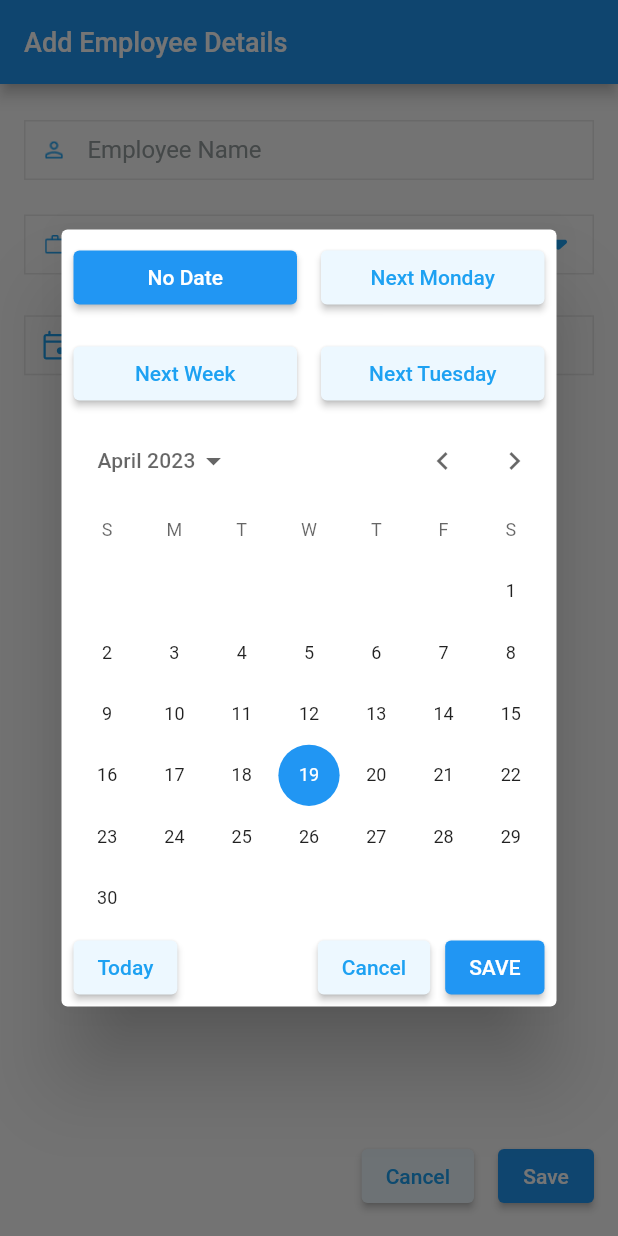
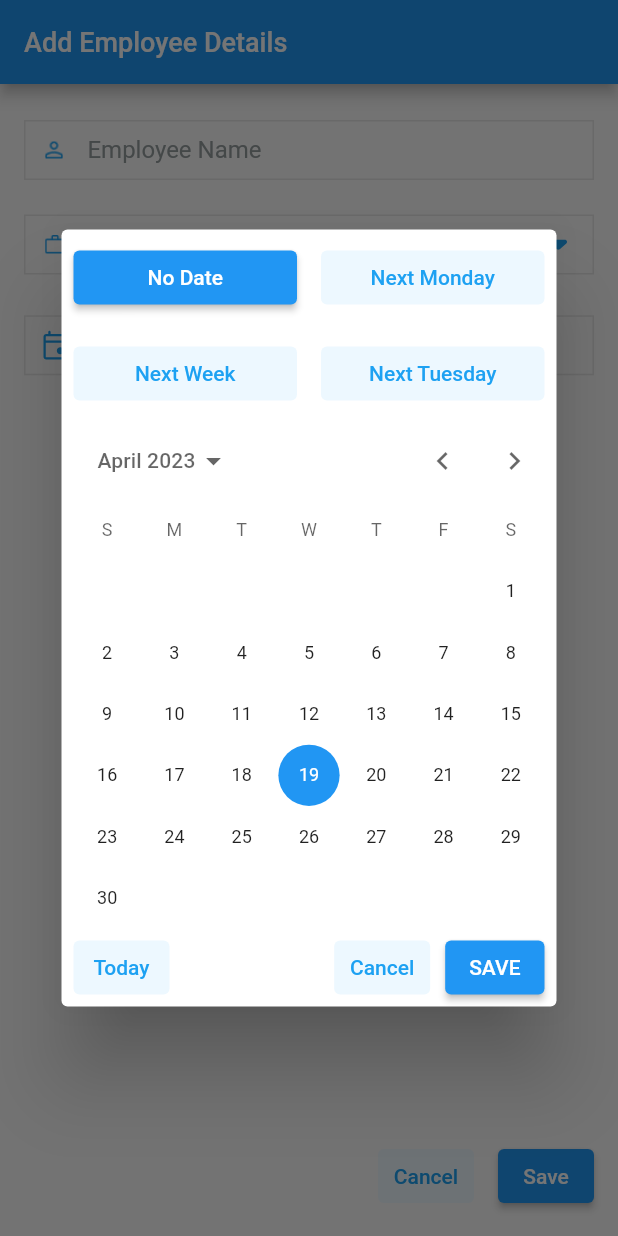
Before and after one commit to imofidul/employee_management, a Flutter app: the AddOrUpdateEmployeeScreen screen opened directly, after a tap on "Today", on a phone screen of 412 x 824 dp. Run offline on Flutter 3.47's test engine with Material 2 defaults, Android fonts, the phone set to English and light mode, and no system bars; our stand-ins replace flutter_svg, fluttertoast, google_fonts, sqflite; accounts and stored records are empty.

Commit message:
minor issues fixed

```diff
--- a/lib/app_util.dart
+++ b/lib/app_util.dart
@@ -79,6 +79,8 @@ class AppText{
   static String roleFlutterDeveloper="Flutter Developer";
   static String roleQA="QA Tester";
   static String roleProductOwner="Product Owner";
+  static String updateButtonText="Update";
+  static String noDate="No date";
 
 
 }
--- a/lib/views/add_employee_screen.dart
+++ b/lib/views/add_employee_screen.dart
@@ -31,9 +31,9 @@ class _AddOrUpdateEmployeeScreenState extends State<AddOrUpdateEmployeeScreen> {
   Future<DateTime?> getDateTime()async{
     DateTime now = DateTime.now();
     DateTime firstDate =
-    now.subtract(const Duration(days: 3650));
+    now.subtract(const Duration(days: 36500));
     DateTime lastDate =
-    now.add(const Duration(days: 3650));
+    now.add(const Duration(days: 36500));
 
    /// [showDatePickerCustom] is custom dialog created from framework copied and edited
     DateTime? dateTime=await showDatePickerCustom(
@@ -44,6 +44,26 @@ class _AddOrUpdateEmployeeScreenState extends State<AddOrUpdateEmployeeScreen> {
       confirmText: "SAVE",
       cancelText: "CANCEL"
     );
+
+
+
+    if(dateTime!=null) {
+
+      DateTime dateTimeCurrent=DateTime.now();
+      Duration duration=dateTimeCurrent.difference(dateTime);
+      ///Selected no date from Dialog
+     if( (duration.inDays/365)>900){
+       employmentToDate = null;
+       employmentToDateFormatted = "";
+       setState(() {
+
+       });
+       return null;
+     }
+
+
+    }
+
     return dateTime;
   }
   ///Set existing employee details if available
@@ -319,7 +339,7 @@ class _AddOrUpdateEmployeeScreenState extends State<AddOrUpdateEmployeeScreen> {
                                 child: SvgPicture.asset(
                                     "./assets/svg/calender_icon.svg"),
                               ),
-                              Text(employmentToDateFormatted.isEmpty?"No date":employmentToDateFormatted,style: employmentToDateFormatted.isEmpty?unselectedStyleSmall:formValueStyleSmall,),
+                              Text(employmentToDateFormatted.isEmpty?AppText.noDate:employmentToDateFormatted,style: employmentToDateFormatted.isEmpty?unselectedStyleSmall:formValueStyleSmall,),
                             ],
                           ),
                         ),
@@ -335,7 +355,7 @@ class _AddOrUpdateEmployeeScreenState extends State<AddOrUpdateEmployeeScreen> {
       floatingActionButton: Row(
         children: [
           const Spacer(),
-          ElevatedButton(
+          TextButton(
             onPressed: () {
               Navigator.pop(context);
             },
@@ -373,7 +393,7 @@ class _AddOrUpdateEmployeeScreenState extends State<AddOrUpdateEmployeeScreen> {
                saveOrUpdateEmployee();
 
 
-          }, child:  Text(AppText.confirmButtonText))
+          }, child:  Text(widget.employeeModal==null?AppText.confirmButtonText:AppText.updateButtonText))
         ],
       ),
     );
--- a/lib/widgets/app_custom_date_picker.dart
+++ b/lib/widgets/app_custom_date_picker.dart
@@ -357,7 +357,7 @@ class _DatePickerDialogState extends State<DatePickerDialog> with RestorationMix
       child: Row(
         children: <Widget>[
 
-          ElevatedButton(
+          TextButton(
             style: ElevatedButton.styleFrom(backgroundColor: const Color(0xffEDF8FF)),
             onPressed: (){
               Navigator.pop(context, DateTime.now());
@@ -365,7 +365,7 @@ class _DatePickerDialogState extends State<DatePickerDialog> with RestorationMix
             child:  Text("Today",style: GoogleFonts.roboto(color: AppColor.primaryColor),),
           ),
           const Spacer(),
-          ElevatedButton(
+          TextButton(
             style: ElevatedButton.styleFrom(backgroundColor: const Color(0xffEDF8FF)),
             onPressed: _handleCancel,
             child:  Text("Cancel",style: GoogleFonts.roboto(color: AppColor.primaryColor),),
@@ -501,14 +501,16 @@ class _DatePickerDialogState extends State<DatePickerDialog> with RestorationMix
                             padding: const EdgeInsets.all(8.0),
                             child: ElevatedButton(
                                 onPressed: (){
-                              Navigator.pop(context,null);
+                                  DateTime dateTime=DateTime.now();
+                                  DateTime old=dateTime.subtract(const Duration(days: 365000));
+                              Navigator.pop(context,old);
                             }, child:  Text("No Date",style: GoogleFonts.roboto(color: AppColor.colorOnPrimary),)),
                           ),
                         ),
                         Expanded(
                           child: Padding(
                             padding: const EdgeInsets.all(8.0),
-                            child: ElevatedButton(
+                            child: TextButton(
                               style: ElevatedButton.styleFrom(backgroundColor: const Color(0xffEDF8FF)),
                                 onPressed: (){
                                   DateTime today = DateTime.now();
@@ -525,7 +527,7 @@ class _DatePickerDialogState extends State<DatePickerDialog> with RestorationMix
                         Expanded(
                           child: Padding(
                             padding: const EdgeInsets.all(8.0),
-                            child: ElevatedButton(
+                            child: TextButton(
                                style: ElevatedButton.styleFrom(backgroundColor: const Color(0xffEDF8FF)),
                                 onPressed: (){
                                  DateTime dateTime=DateTime.now();
@@ -537,7 +539,7 @@ class _DatePickerDialogState extends State<DatePickerDialog> with RestorationMix
                         Expanded(
                           child: Padding(
                             padding: const EdgeInsets.all(8.0),
-                            child: ElevatedButton(
+                            child: TextButton(
                                 style: ElevatedButton.styleFrom(backgroundColor: const Color(0xffEDF8FF)),
                                 onPressed: (){
                                   DateTime today = DateTime.now();
@@ -572,7 +574,7 @@ class _DatePickerDialogState extends State<DatePickerDialog> with RestorationMix
                         Expanded(
                           child: Padding(
                             padding: const EdgeInsets.all(8.0),
-                            child: ElevatedButton(
+                            child: TextButton(
                                 style: ElevatedButton.styleFrom(backgroundColor: const Color(0xffEDF8FF)),
                                 onPressed: (){
                                   Navigator.pop(context,null);
```
Also changed, not shown: 1 other file.
